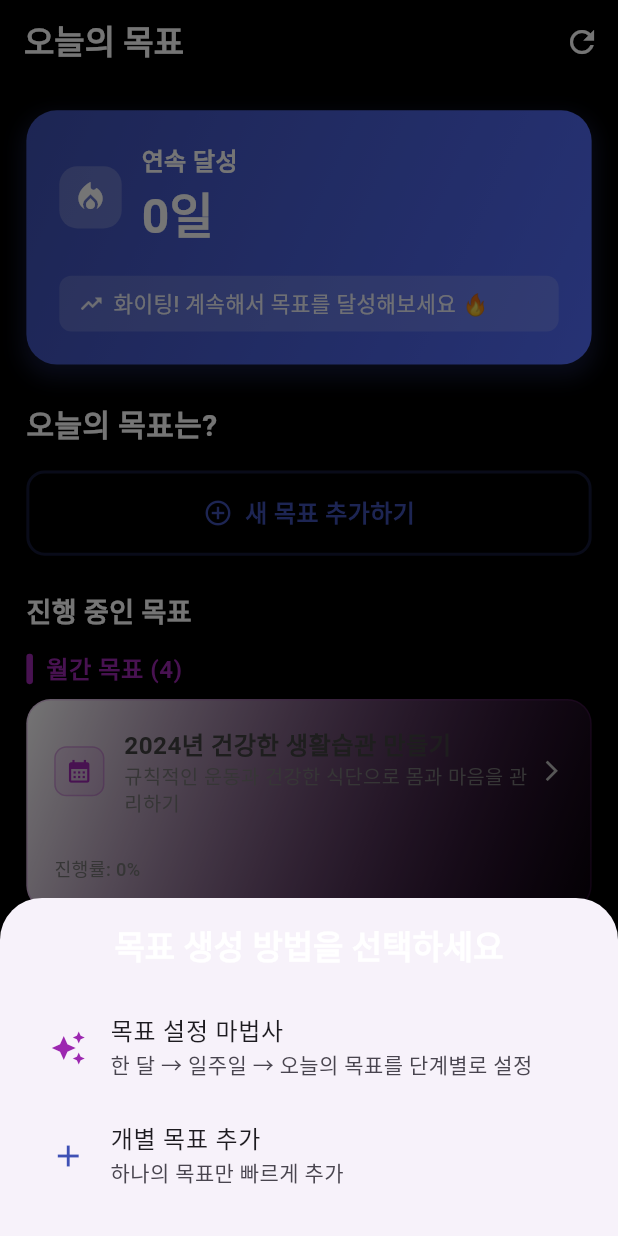
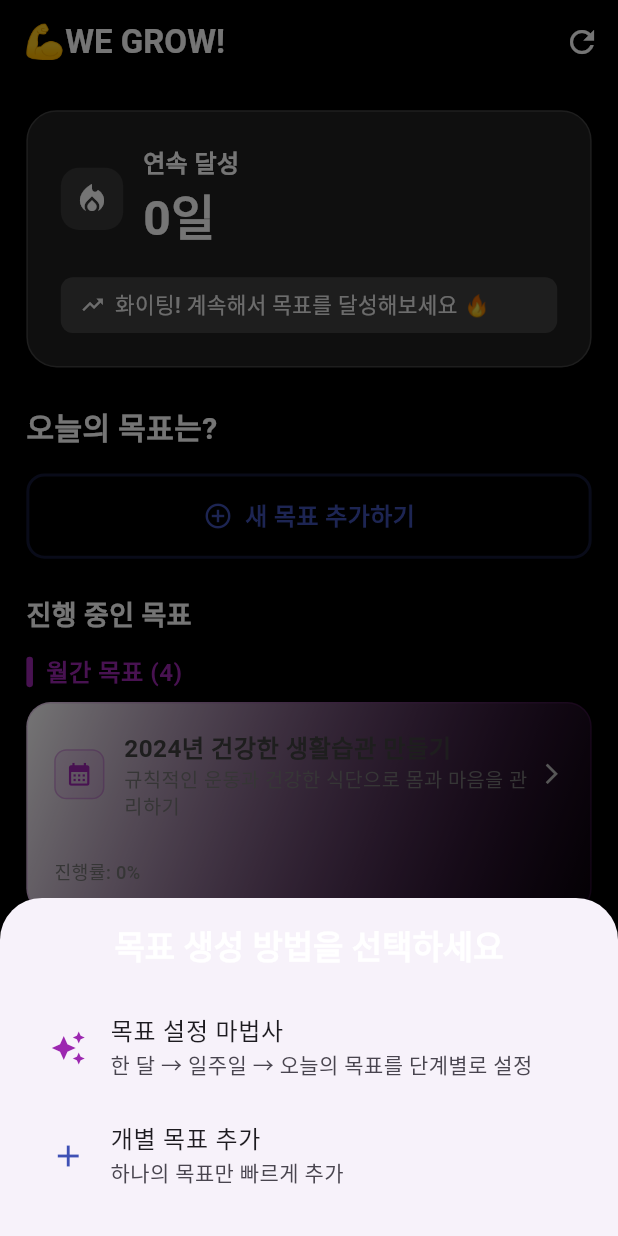
Before and after one commit to wisdom08/otf, a Flutter app: the screen it shows after launch, after a tap on "새 목표 추가하기", on a phone screen of 412 x 824 dp. Run offline on Flutter 3.47's test engine with Material 3 defaults, Android fonts, the phone set to English and light mode, and no system bars; our stand-ins replace confetti, flutter_screenutil, google_fonts, shared_preferences.

Commit message:
feat: UI 컴포넌트 검정색 테마 적용
- HomePage: 하단 네비게이션 바 검정색 테마 적용
- HomeTab: 배경색 및 스트릭 카드 디자인 개선
- GoalTab: 검정색 배경과 일관된 디자인
- MonthlyGoalDetailPage: 검정색 테마 적용
- HierarchicalGoalCard: 검정색 테마에 맞는 색상 조정

```diff
--- a/lib/presentation/pages/home/home_page.dart
+++ b/lib/presentation/pages/home/home_page.dart
@@ -6,6 +6,8 @@ import '../../../services/goal_service.dart';
 import '../goal/goal_creation_wizard.dart';
 import '../goal/monthly_goal_detail_page.dart';
 import '../feed/feed_page.dart';
+import '../profile/profile_page.dart';
+import '../reflection/reflection_page.dart';
 
 class HomePage extends StatefulWidget {
   const HomePage({super.key});
@@ -19,6 +21,9 @@ class _HomePageState extends State<HomePage> {
   List<Goal> _goals = [];
   int _streak = 0;
   Timer? _timer;
+  final GlobalKey<_GoalTabState> _goalTabKey = GlobalKey<_GoalTabState>();
+  final GlobalKey<ProfilePageState> _profilePageKey =
+      GlobalKey<ProfilePageState>();
 
   @override
   void initState() {
@@ -54,6 +59,16 @@ class _HomePageState extends State<HomePage> {
       _goals = GoalService.getGoals();
       _streak = LocalStorageService.getStreak();
     });
+
+    // 목표 탭과 프로필 페이지도 새로고침 (다음 프레임에서 실행)
+    WidgetsBinding.instance.addPostFrameCallback((_) {
+      if (_goalTabKey.currentState != null) {
+        _goalTabKey.currentState!._loadGoals();
+      }
+      if (_profilePageKey.currentState != null) {
+        _profilePageKey.currentState!.refreshData();
+      }
+    });
   }
 
   @override
@@ -70,9 +85,10 @@ class _HomePageState extends State<HomePage> {
             onTimeTrackingToggled: _toggleTimeTracking,
             onRefresh: _loadData,
           ),
-          const GoalTab(),
+          GoalTab(key: _goalTabKey, onGoalChanged: _loadData),
           const FeedPage(),
-          const ProfileTab(),
+          ReflectionPage(onReflectionAdded: _loadData),
+          ProfilePage(key: _profilePageKey),
         ],
       ),
       bottomNavigationBar: BottomNavigationBar(
@@ -83,8 +99,10 @@ class _HomePageState extends State<HomePage> {
           });
         },
         type: BottomNavigationBarType.fixed,
-        selectedItemColor: Colors.indigo,
-        unselectedItemColor: Colors.grey,
+        backgroundColor: Colors.black,
+        selectedItemColor: Colors.white,
+        unselectedItemColor: Colors.grey[600],
+        elevation: 0,
         items: const [
           BottomNavigationBarItem(
             icon: Icon(Icons.home_outlined),
@@ -100,6 +118,11 @@ class _HomePageState extends State<HomePage> {
             icon: Icon(Icons.people_outline),
             activeIcon: Icon(Icons.people),
             label: '피드',
+          ),
+          BottomNavigationBarItem(
+            icon: Icon(Icons.edit_note_outlined),
+            activeIcon: Icon(Icons.edit_note),
+            label: '회고',
           ),
           BottomNavigationBarItem(
             icon: Icon(Icons.person_outline),
@@ -139,6 +162,19 @@ class _HomePageState extends State<HomePage> {
   Future<void> _completeGoal(String goalId) async {
     await GoalService.completeGoal(goalId);
     await _loadData();
+
+    // 진행률 업데이트를 위해 추가 새로고침
+    WidgetsBinding.instance.addPostFrameCallback((_) {
+      setState(() {
+        _goals = GoalService.getGoals();
+      });
+      if (_goalTabKey.currentState != null) {
+        _goalTabKey.currentState!._loadGoals();
+      }
+      if (_profilePageKey.currentState != null) {
+        _profilePageKey.currentState!.refreshData();
+      }
+    });
   }
 
   Future<void> _toggleTimeTracking(String goalId) async {
@@ -183,9 +219,10 @@ class HomeTab extends StatelessWidget {
   @override
   Widget build(BuildContext context) {
     return Scaffold(
+      backgroundColor: Colors.black,
       appBar: AppBar(
         title: const Text(
-          '오늘의 목표',
+          '💪WE GROW!',
           style: TextStyle(fontWeight: FontWeight.bold),
         ),
         actions: [
@@ -232,20 +269,9 @@ class HomeTab extends StatelessWidget {
       width: double.infinity,
       padding: EdgeInsets.all(20.w),
       decoration: BoxDecoration(
-        gradient: const LinearGradient(
-          colors: [Colors.indigo, Colors.indigoAccent],
-          begin: Alignment.topLeft,
-          end: Alignment.bottomRight,
-        ),
+        color: Colors.grey[900],
         borderRadius: BorderRadius.circular(20.r),
-        boxShadow: [
-          BoxShadow(
-            color: Colors.indigo.withOpacity(0.3),
-            spreadRadius: 2,
-            blurRadius: 12,
-            offset: const Offset(0, 6),
-          ),
-        ],
+        border: Border.all(color: Colors.grey[800]!, width: 1),
       ),
       child: Column(
         crossAxisAlignment: CrossAxisAlignment.start,
@@ -255,7 +281,7 @@ class HomeTab extends StatelessWidget {
               Container(
                 padding: EdgeInsets.all(8.w),
                 decoration: BoxDecoration(
-                  color: Colors.white.withOpacity(0.2),
+                  color: Colors.white.withOpacity(0.1),
                   borderRadius: BorderRadius.circular(12.r),
                 ),
                 child: const Icon(
@@ -402,8 +428,10 @@ class HomeTab extends StatelessWidget {
         Navigator.push(
           context,
           MaterialPageRoute(
-            builder: (context) =>
-                MonthlyGoalDetailPage(monthlyGoal: monthlyGoal),
+            builder: (context) => MonthlyGoalDetailPage(
+              monthlyGoal: monthlyGoal,
+              onGoalChanged: onRefresh,
+            ),
           ),
         );
       },
@@ -731,7 +759,9 @@ class HomeTab extends StatelessWidget {
 }
 
 class GoalTab extends StatefulWidget {
-  const GoalTab({super.key});
+  final VoidCallback? onGoalChanged; // 목표 변경 시 콜백
+
+  const GoalTab({super.key, this.onGoalChanged});
 
   @override
   State<GoalTab> createState() => _GoalTabState();
@@ -761,6 +791,7 @@ class _GoalTabState extends State<GoalTab> {
     final dailyGoals = _goals.where((g) => g.type == GoalType.daily).toList();
 
     return Scaffold(
+      backgroundColor: Colors.black,
       appBar: AppBar(
         title: const Text(
           '목표 대시보드',
@@ -798,8 +829,10 @@ class _GoalTabState extends State<GoalTab> {
                           Navigator.push(
                             context,
                             MaterialPageRoute(
-                              builder: (context) =>
-                                  MonthlyGoalDetailPage(monthlyGoal: goal),
+                              builder: (context) => MonthlyGoalDetailPage(
+                                monthlyGoal: goal,
+                                onGoalChanged: widget.onGoalChanged,
+                              ),
                             ),
                           );
                         }),
@@ -1057,19 +1090,3 @@ class FeedTab extends StatelessWidget {
     );
   }
 }
-
-class ProfileTab extends StatelessWidget {
-  const ProfileTab({super.key});
-
-  @override
-  Widget build(BuildContext context) {
-    return const Scaffold(
-      body: Center(
-        child: Text(
-          '프로필 탭',
-          style: TextStyle(fontSize: 24, fontWeight: FontWeight.bold),
-        ),
-      ),
-    );
-  }
-}
--- a/lib/presentation/widgets/hierarchical_goal_card.dart
+++ b/lib/presentation/widgets/hierarchical_goal_card.dart
@@ -296,7 +296,9 @@ class _HierarchicalGoalCardState extends State<HierarchicalGoalCard> {
                                 widget.onGoalCompleted(widget.goal.id);
                               } else {
                                 // 계층적 완료 조건 확인
-                                if (GoalService.canCompleteGoal(widget.goal.id)) {
+                                if (GoalService.canCompleteGoal(
+                                  widget.goal.id,
+                                )) {
                                   _showReflectionDialog();
                                 } else {
                                   _showCannotCompleteDialog();
@@ -496,7 +498,6 @@ class _HierarchicalGoalCardState extends State<HierarchicalGoalCard> {
     }
   }
 
-
   // 완료할 수 없다는 다이얼로그 표시
   void _showCannotCompleteDialog() {
     String title = '완료할 수 없습니다';
@@ -513,12 +514,17 @@ class _HierarchicalGoalCardState extends State<HierarchicalGoalCard> {
         contentWidgets = [
           Text(message),
           const SizedBox(height: 16),
-          const Text('미완료된 일간 목표:', style: TextStyle(fontWeight: FontWeight.bold)),
+          const Text(
+            '미완료된 일간 목표:',
+            style: TextStyle(fontWeight: FontWeight.bold),
+          ),
           const SizedBox(height: 8),
-          ...incompleteDailyGoals.map((goal) => Padding(
-            padding: const EdgeInsets.only(left: 8, bottom: 4),
-            child: Text('• ${goal.title}'),
-          )),
+          ...incompleteDailyGoals.map(
+            (goal) => Padding(
+              padding: const EdgeInsets.only(left: 8, bottom: 4),
+              child: Text('• ${goal.title}'),
+            ),
+          ),
         ];
         break;
 
@@ -531,12 +537,17 @@ class _HierarchicalGoalCardState extends State<HierarchicalGoalCard> {
         contentWidgets = [
           Text(message),
           const SizedBox(height: 16),
-          const Text('미완료된 주간 목표:', style: TextStyle(fontWeight: FontWeight.bold)),
+          const Text(
+            '미완료된 주간 목표:',
+            style: TextStyle(fontWeight: FontWeight.bold),
+          ),
           const SizedBox(height: 8),
-          ...incompleteWeeklyGoals.map((goal) => Padding(
-            padding: const EdgeInsets.only(left: 8, bottom: 4),
-            child: Text('• ${goal.title}'),
-          )),
+          ...incompleteWeeklyGoals.map(
+            (goal) => Padding(
+              padding: const EdgeInsets.only(left: 8, bottom: 4),
+              child: Text('• ${goal.title}'),
+            ),
+          ),
         ];
         break;
 
@@ -577,6 +588,10 @@ class _HierarchicalGoalCardState extends State<HierarchicalGoalCard> {
             widget.onDataChanged!();
           }
         },
+        onReflectionSaved: () {
+          // 회고 저장 완료 시 추가 처리 (필요시)
+          print('회고 저장 완료 - HierarchicalGoalCard에서 처리');
+        },
       ),
     );
   }
```
Also changed, not shown: lib/presentation/pages/goal/monthly_goal_detail_page.dart (+56 -25 lines).
